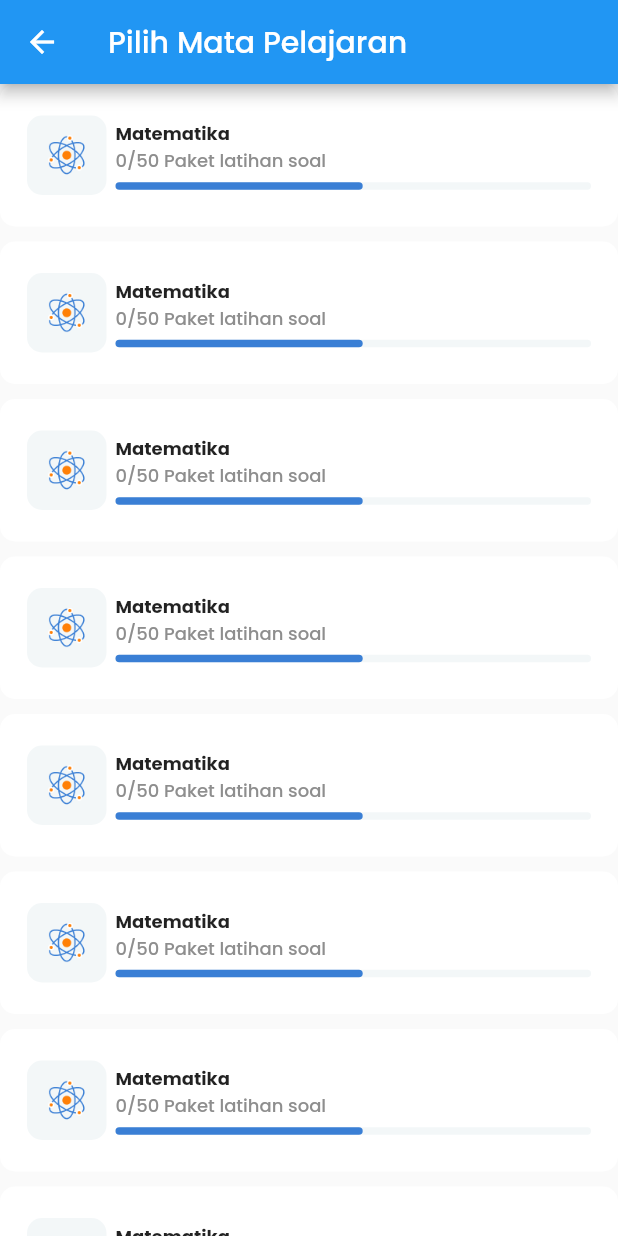
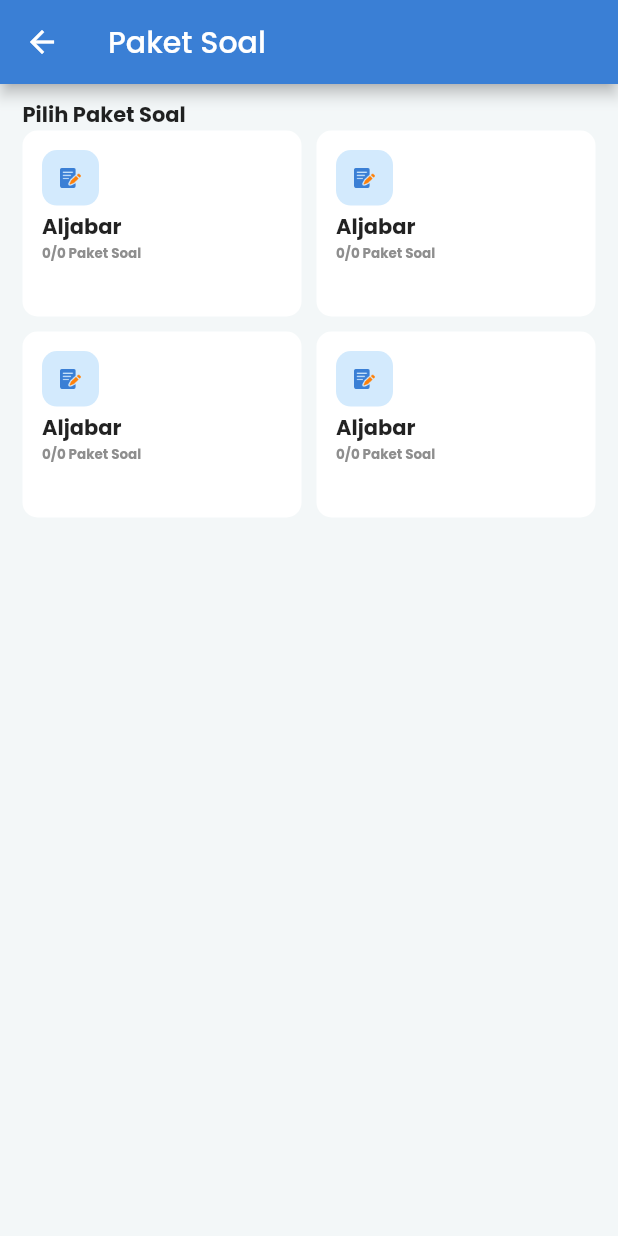
Before and after one commit to robbytrujillo/Edspert_Latihan_Soal, a Flutter app: the MapelPage screen opened by its route, after a tap on "Matematika", on a phone screen of 412 x 824 dp. Run offline on Flutter 3.47's test engine with Material 2 defaults, Android fonts, the phone set to English and light mode, and no system bars; our stand-ins replace google_fonts; missing offline and left inert: dart:html.

Commit message:
Paket Soal

```diff
--- a/lib/constants/R/assets.dart
+++ b/lib/constants/R/assets.dart
@@ -12,4 +12,5 @@
   String inAction = "assets/ic_atom.png";
   String imgAtom = "assets/ic_atom.png";
   String bannerHome = "assets/img_banner.png";
+  String icNote = "assets/ic_note.png";
 }
--- a/lib/main.dart
+++ b/lib/main.dart
@@ -1,6 +1,8 @@
 import 'package:flutter/material.dart';
+import 'package:git_intro/constants/r.dart';
 import 'package:git_intro/view/login_page.dart';
 import 'package:git_intro/view/main/latihan_soal/mapel_page.dart';
+import 'package:git_intro/view/main/latihan_soal/paket_soal_page.dart';
 import 'package:git_intro/view/main_page.dart';
 import 'package:git_intro/view/register_page.dart';
 import 'package:git_intro/view/splash_screen.dart';
@@ -17,9 +19,12 @@
   @override
   Widget build(BuildContext context) {
     return MaterialApp(
-      title: 'Flutter Demo',
+      title: 'Latihan Soal',
       theme: ThemeData(
         textTheme: GoogleFonts.poppinsTextTheme(),
+        appBarTheme: AppBarTheme(
+          backgroundColor: R.colors.primary,
+        ),
         // This is the theme of your application.
         //
         // Try running your application with "flutter run". You'll see the
@@ -39,6 +44,7 @@
         RegisterPage.route: (context) => const RegisterPage(),
         MainPage.route: (context) => const MainPage(),
         MapelPage.route: (context) => const MapelPage(),
+        PaketSoalPage.route: (context) => const PaketSoalPage(),
       },
     );
   }
--- a/lib/view/main/latihan_soal/home_page.dart
+++ b/lib/view/main/latihan_soal/home_page.dart
@@ -28,6 +28,7 @@
               //   horizontal: 20,
               // ),
               child: Column(
+                crossAxisAlignment: CrossAxisAlignment.start,
                 children: [
                   Padding(
                     padding: EdgeInsets.symmetric(horizontal: 20),
@@ -41,20 +42,21 @@
                   ),
                   SizedBox(height: 10),
                   Container(
-                    height: 170,
+                    height: 150,
                     child: ListView.builder(
                       itemCount: 5,
                       scrollDirection: Axis.horizontal,
                       itemBuilder: ((context, index) {
                         return Padding(
-                          padding: const EdgeInsets.only(right: 8.0),
+                          padding: const EdgeInsets.only(left: 20.0),
                           child: Image.asset(
                             R.assets.bannerHome,
                           ),
                         );
                       }),
                     ),
-                  )
+                  ),
+                  SizedBox(height: 35),
                 ],
               ),
             )
--- a/lib/view/main/latihan_soal/mapel_page.dart
+++ b/lib/view/main/latihan_soal/mapel_page.dart
@@ -1,5 +1,6 @@
 import 'package:flutter/material.dart';
 import 'package:git_intro/view/main/latihan_soal/home_page.dart';
+import 'package:git_intro/view/main/latihan_soal/paket_soal_page.dart';
 
 class MapelPage extends StatelessWidget {
   const MapelPage({Key? key}) : super(key: key);
@@ -11,9 +12,19 @@
       appBar: AppBar(
         title: Text("Pilih Mata Pelajaran"),
       ),
-      body: ListView.builder(itemBuilder: (context, index) {
-        return GestureDetector(onTap: () {}, child: MapelWidget());
-      }),
+      body: Padding(
+        padding: const EdgeInsets.symmetric(
+          vertical: 8.0,
+          horizontal: 20,
+        ),
+        child: ListView.builder(itemBuilder: (context, index) {
+          return GestureDetector(
+              onTap: () {
+                Navigator.of(context).pushNamed(PaketSoalPage.route);
+              },
+              child: MapelWidget());
+        }),
+      ),
     );
   }
 }
--- /dev/null
+++ b/lib/view/main/latihan_soal/paket_soal_page.dart
@@ -0,0 +1,93 @@
+import 'package:flutter/material.dart';
+import 'package:git_intro/constants/r.dart';
+
+class PaketSoalPage extends StatefulWidget {
+  const PaketSoalPage({Key? key}) : super(key: key);
+  static String route = "paket_soal_page";
+
+  @override
+  State<PaketSoalPage> createState() => _PaketSoalPageState();
+}
+
+class _PaketSoalPageState extends State<PaketSoalPage> {
+  @override
+  Widget build(BuildContext context) {
+    return Scaffold(
+      backgroundColor: R.colors.grey,
+      appBar: AppBar(
+        title: Text("Paket Soal"),
+      ),
+      body: Padding(
+        padding: const EdgeInsets.symmetric(horizontal: 15.0, vertical: 10),
+        child: Column(
+          crossAxisAlignment: CrossAxisAlignment.start,
+          children: [
+            Text("Pilih Paket Soal",
+                style: TextStyle(
+                  fontWeight: FontWeight.bold,
+                )),
+            Expanded(
+              child: GridView.count(
+                mainAxisSpacing: 10,
+                crossAxisSpacing: 10,
+                crossAxisCount: 2,
+                childAspectRatio: 3 / 2,
+                children: [
+                  PaketSoalWidget(),
+                  PaketSoalWidget(),
+                  PaketSoalWidget(),
+                  PaketSoalWidget(),
+                ],
+              ),
+            ),
+          ],
+        ),
+      ),
+    );
+  }
+}
+
+class PaketSoalWidget extends StatelessWidget {
+  const PaketSoalWidget({
+    Key? key,
+  }) : super(key: key);
+
+  @override
+  Widget build(BuildContext context) {
+    return Container(
+      decoration: BoxDecoration(
+          borderRadius: BorderRadius.circular(10), color: Colors.white),
+      //margin: const EdgeInsets.all(13.0),
+      padding: const EdgeInsets.all(13.0),
+      child: Column(
+        crossAxisAlignment: CrossAxisAlignment.start,
+        children: [
+          Container(
+            decoration: BoxDecoration(
+                borderRadius: BorderRadius.circular(10),
+                color: Colors.blue.withOpacity(0.2)),
+            padding: EdgeInsets.all(12),
+            child: Image.asset(
+              R.assets.icNote,
+              width: 14,
+            ),
+          ),
+          SizedBox(height: 4),
+          Text(
+            "Aljabar",
+            style: TextStyle(
+              fontWeight: FontWeight.bold,
+            ),
+          ),
+          Text(
+            "0/0 Paket Soal",
+            style: TextStyle(
+                fontWeight: FontWeight.bold,
+                fontSize: 9,
+                color: R.colors.greySubtitleHome),
+          ),
+        ],
+      ),
+    );
+  }
+}
```
Also changed, not shown: 1 other file.
